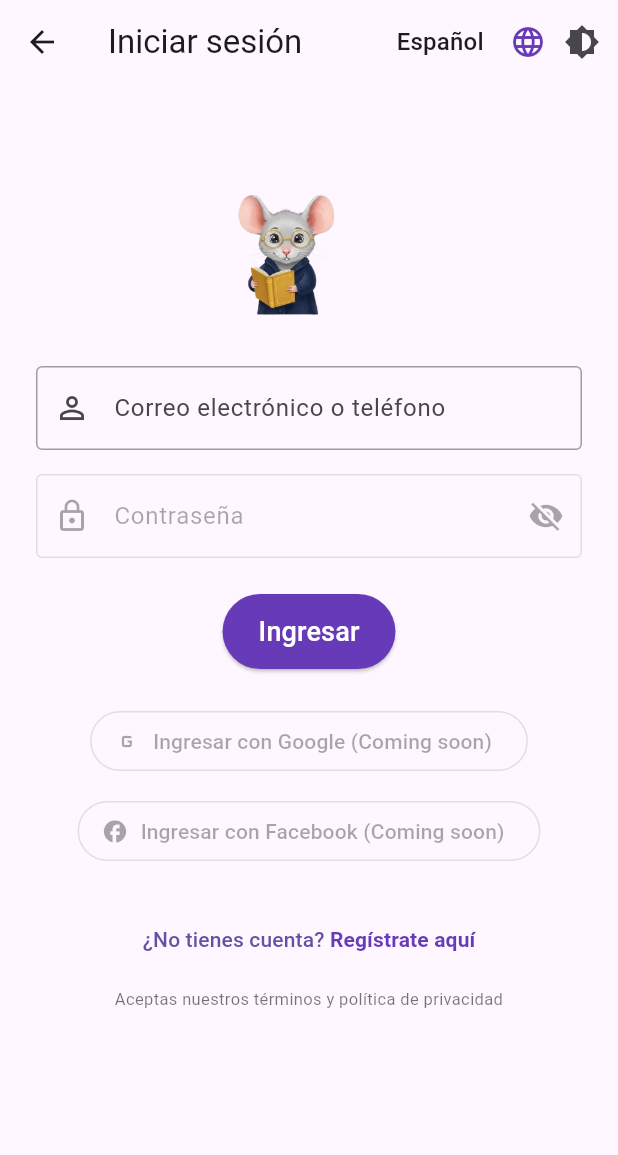
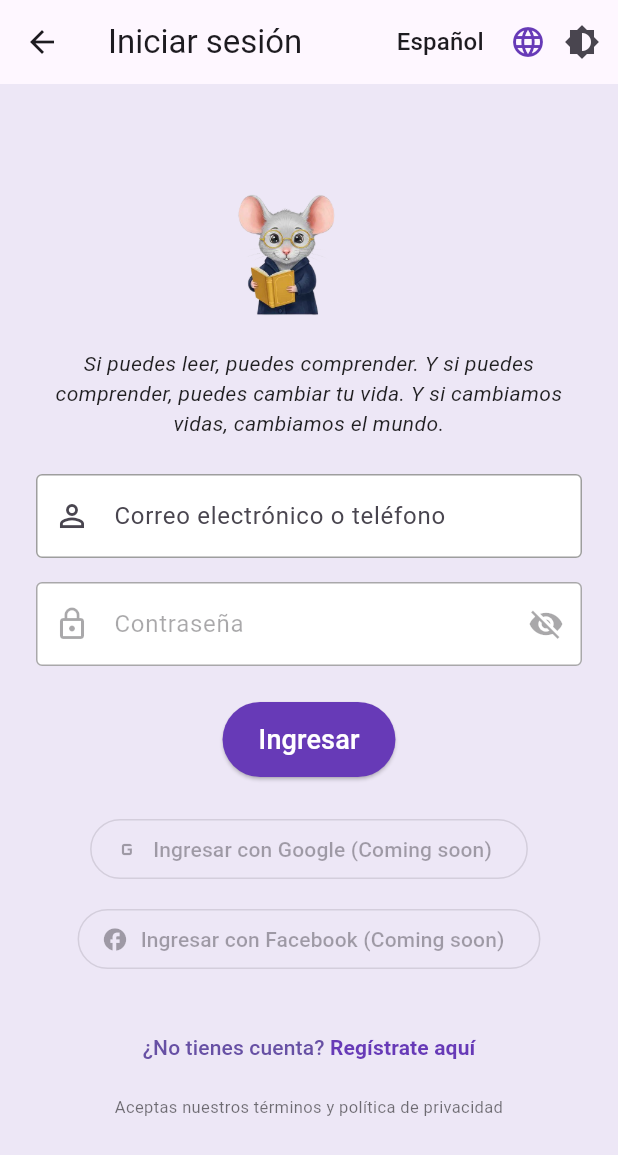
Before and after one commit to giovannihr2004/lg2, a Flutter app: the LoginScreen screen opened directly, after a tap on the "brightness 6" icon, on a phone screen of 412 x 824 dp. Shown: the top 1155 px of the screen. Run offline on Flutter 3.47's test engine with Material 3 defaults, Android fonts, the phone set to English and light mode, and no system bars; our stand-ins replace firebase_auth, firebase_core, google_sign_in; missing offline and left inert: flutter_facebook_auth; accounts and stored records are empty; generated files the repository leaves out were written again.

Commit message:
✅ Traducción del eslogan loginSlogan agregada y probada en los 10 idiomas - 14/05/2025

```diff
--- a/lib/l10n/app_ar.arb
+++ b/lib/l10n/app_ar.arb
@@ -48,5 +48,8 @@
   "termsAndPrivacy": "بمتابعتك، فإنك توافق على الشروط وسياسة الخصوصية",
   "forgotPassword": "هل نسيت كلمة المرور؟",
 
-  "splash_slogan": "إذا كنت تستطيع القراءة، يمكنك أن تفهم.\nوإذا كنت تستطيع أن تفهم، يمكنك أن تغيّر حياتك.\nوإذا غيّرنا الحياة، غيّرنا العالم."
+  "splash_slogan": "إذا كنت تستطيع القراءة، يمكنك أن تفهم.\nوإذا كنت تستطيع أن تفهم، يمكنك أن تغيّر حياتك.\nوإذا غيّرنا الحياة، غيّرنا العالم.",
+  "welcomeBackMessage": "مرحبًا بعودتك! قم بتسجيل الدخول لمواصلة التعلم مع Lector Global.",
+
+  "loginSlogan": "إذا كنت تستطيع القراءة، يمكنك أن تفهم. وإذا كنت تستطيع أن تفهم، يمكنك أن تغيّر حياتك. وإذا غيّرنا الحياة، غيّرنا العالم."
 }
--- a/lib/l10n/app_de.arb
+++ b/lib/l10n/app_de.arb
@@ -42,5 +42,8 @@
   "splash_slogan": "Wenn du lesen kannst, kannst du verstehen.\nUnd wenn du verstehen kannst, kannst du dein Leben verändern.\nUnd wenn wir Leben verändern, verändern wir die Welt.",
 
   "emailOrPhoneLabel": "E-Mail oder Telefonnummer",
-  "passwordLabelLogin": "Passwort"
+  "passwordLabelLogin": "Passwort",
+  "welcomeBackMessage": "Willkommen zurück! Melde dich an, um mit Lector Global weiterzulernen.",
+
+  "loginSlogan": "Wenn du lesen kannst, kannst du verstehen. Und wenn du verstehen kannst, kannst du dein Leben verändern. Und wenn wir Leben verändern, verändern wir die Welt."
 }
--- a/lib/l10n/app_en.arb
+++ b/lib/l10n/app_en.arb
@@ -42,5 +42,8 @@
   "splash_slogan": "If you can read, you can understand.\nAnd if you can understand, you can change your life.\nAnd if we change lives, we change the world.",
 
   "emailOrPhoneLabel": "Email or phone",
-  "passwordLabelLogin": "Password"
+  "passwordLabelLogin": "Password",
+  "welcomeBackMessage": "Welcome back! Log in to keep learning with Lector Global.",
+
+  "loginSlogan": "If you can read, you can understand. And if you can understand, you can change your life. And if we change lives, we change the world."
 }
--- a/lib/l10n/app_es.arb
+++ b/lib/l10n/app_es.arb
@@ -41,5 +41,8 @@
   "termsAndPrivacy": "Aceptas nuestros términos y política de privacidad",
   "forgotPassword": "¿Olvidaste tu contraseña?",
 
-  "splash_slogan": "Si puedes leer, puedes comprender.\nY si puedes comprender, puedes cambiar tu vida.\nY si cambiamos vidas, cambiamos el mundo."
+  "splash_slogan": "Si puedes leer, puedes comprender.\nY si puedes comprender, puedes cambiar tu vida.\nY si cambiamos vidas, cambiamos el mundo.",
+  "welcomeBackMessage": "¡Bienvenido de nuevo! Inicia sesión para seguir aprendiendo con Lector Global.",
+
+  "loginSlogan": "Si puedes leer, puedes comprender. Y si puedes comprender, puedes cambiar tu vida. Y si cambiamos vidas, cambiamos el mundo."
 }
--- a/lib/l10n/app_fr.arb
+++ b/lib/l10n/app_fr.arb
@@ -42,5 +42,8 @@
   "splash_slogan": "Si vous savez lire, vous pouvez comprendre.\nEt si vous pouvez comprendre, vous pouvez changer votre vie.\nEt si nous changeons des vies, nous changeons le monde.",
 
   "emailOrPhoneLabel": "E-mail ou téléphone",
-  "passwordLabelLogin": "Mot de passe"
+  "passwordLabelLogin": "Mot de passe",
+  "welcomeBackMessage": "Bon retour ! Connectez-vous pour continuer à apprendre avec Lector Global.",
+
+  "loginSlogan": "Si vous savez lire, vous pouvez comprendre. Et si vous pouvez comprendre, vous pouvez changer votre vie. Et si nous changeons des vies, nous changeons le monde."
 }
--- a/lib/l10n/app_it.arb
+++ b/lib/l10n/app_it.arb
@@ -42,5 +42,8 @@
   "splash_slogan": "Se puoi leggere, puoi comprendere.\nE se puoi comprendere, puoi cambiare la tua vita.\nE se cambiamo le vite, cambiamo il mondo.",
 
   "emailOrPhoneLabel": "Email o telefono",
-  "passwordLabelLogin": "Password"
+  "passwordLabelLogin": "Password",
+  "welcomeBackMessage": "Bentornato! Accedi per continuare a imparare con Lector Global.",
+
+  "loginSlogan": "Se puoi leggere, puoi comprendere. E se puoi comprendere, puoi cambiare la tua vita. E se cambiamo le vite, cambiamo il mondo."
 }
--- a/lib/l10n/app_ja.arb
+++ b/lib/l10n/app_ja.arb
@@ -40,7 +40,9 @@
   "forgotPassword": "パスワードをお忘れですか？",
 
   "splash_slogan": "読むことができれば、理解できる。\n理解できれば、人生を変えられる。\n人生を変えれば、世界を変えることができる。",
+  "emailOrPhoneLabel": "メールアドレスまたは電話番号",
+  "passwordLabelLogin": "パスワード",
+  "welcomeBackMessage": "おかえりなさい！Lector Globalでの学習を続けるにはログインしてください。",
 
-  "emailOrPhoneLabel": "メールアドレスまたは電話番号",
-  "passwordLabelLogin": "パスワード"
+  "loginSlogan": "読むことができれば、理解できる。理解できれば、人生を変えられる。人生を変えれば、世界を変えることができる。"
 }
--- a/lib/l10n/app_pt.arb
+++ b/lib/l10n/app_pt.arb
@@ -42,5 +42,8 @@
   "splash_slogan": "Se você pode ler, pode compreender.\nE se pode compreender, pode mudar sua vida.\nE se mudamos vidas, mudamos o mundo.",
 
   "emailOrPhoneLabel": "E-mail ou telefone",
-  "passwordLabelLogin": "Senha"
+  "passwordLabelLogin": "Senha",
+  "welcomeBackMessage": "Bem-vindo de volta! Faça login para continuar aprendendo com o Lector Global.",
+
+  "loginSlogan": "Se você pode ler, pode compreender. E se pode compreender, pode mudar sua vida. E se mudamos vidas, mudamos o mundo."
 }
--- a/lib/l10n/app_ru.arb
+++ b/lib/l10n/app_ru.arb
@@ -39,5 +39,8 @@
   "termsAndPrivacy": "Вы соглашаетесь с нашими условиями и политикой конфиденциальности",
   "forgotPassword": "Забыли пароль?",
 
-  "splash_slogan": "Если ты можешь читать — ты можешь понимать.\nЕсли ты можешь понимать — ты можешь изменить свою жизнь.\nЕсли мы меняем жизни — мы меняем мир."
+  "splash_slogan": "Если ты можешь читать — ты можешь понимать.\nЕсли ты можешь понимать — ты можешь изменить свою жизнь.\nЕсли мы меняем жизни — мы меняем мир.",
+  "welcomeBackMessage": "С возвращением! Войдите, чтобы продолжить обучение с Lector Global.",
+
+  "loginSlogan": "Если ты можешь читать — ты можешь понимать. Если ты можешь понимать — ты можешь изменить свою жизнь. Если мы меняем жизни — мы меняем мир."
 }
--- a/lib/l10n/app_zh.arb
+++ b/lib/l10n/app_zh.arb
@@ -40,7 +40,9 @@
   "forgotPassword": "忘记密码？",
 
   "splash_slogan": "如果你能阅读，你就能理解。\n如果你能理解，你就能改变你的生活。\n如果我们改变生活，我们就能改变世界。",
+  "emailOrPhoneLabel": "电子邮件或电话",
+  "passwordLabelLogin": "密码",
+  "welcomeBackMessage": "欢迎回来！请登录以继续使用 Lector Global 学习。",
 
-  "emailOrPhoneLabel": "电子邮件或电话",
-  "passwordLabelLogin": "密码"
+  "loginSlogan": "如果你能阅读，你就能理解。如果你能理解，你就能改变你的生活。如果我们改变生活，我们就能改变世界。"
 }
--- a/lib/main.dart
+++ b/lib/main.dart
@@ -1,17 +1,42 @@
 // -----------------------------------------------------------------------------
 // 📄 Archivo: main.dart
-// 📝 Descripción: Configura el idioma dinámicamente desde el provider
-// 📅 Última actualización: 13/05/2025 - 18:30 (Hora de Colombia)
+// 📍 Ubicación: lib/main.dart
+// 📝 Descripción: Inicialización de Firebase + LanguageProvider + Modo oscuro controlado manualmente
+// 📅 Última actualización: 13/05/2025 - 21:20 (Hora de Colombia)
 // -----------------------------------------------------------------------------
 
+import 'package:flutter/foundation.dart';
 import 'package:flutter/material.dart';
-import 'package:flutter_localizations/flutter_localizations.dart';
+import 'package:firebase_core/firebase_core.dart';
 import 'package:provider/provider.dart';
+import 'package:flutter_gen/gen_l10n/app_localizations.dart';
+
 import 'package:lector_global/providers/language_provider.dart';
-import 'package:flutter_gen/gen_l10n/app_localizations.dart';
 import 'screens/language_selector_screen.dart';
 
-void main() {
+void main() async {
+  WidgetsFlutterBinding.ensureInitialized();
+
+  // ---------------------------------------------------------------------------
+  // 1. Inicialización de Firebase para Web y otras plataformas
+  // ---------------------------------------------------------------------------
+  await Firebase.initializeApp(
+    options:
+        kIsWeb
+            ? const FirebaseOptions(
+              apiKey: "AIzaSyD2ihUQEbdSxsJvuf4t0YP7Sy9XYp-HRKs",
+              authDomain: "lector-global-1c462.firebaseapp.com",
+              projectId: "lector-global-1c462",
+              storageBucket: "lector-global-1c462.firebasestorage.app",
+              messagingSenderId: "562353221228",
+              appId: "1:562353221228:web:580e0b1018505a8e8fb249",
+            )
+            : null,
+  );
+
+  // ---------------------------------------------------------------------------
+  // 2. Inicia la app con LanguageProvider
+  // ---------------------------------------------------------------------------
   runApp(
     ChangeNotifierProvider(
       create: (_) => LanguageProvider(),
@@ -30,25 +55,47 @@ class MyApp extends StatelessWidget {
     return MaterialApp(
       debugShowCheckedModeBanner: false,
       title: 'Lector Global',
-      locale: languageProvider.locale, // ✅ Aplica el idioma directamente
-      supportedLocales: const [
-        Locale('es'), // Español
-        Locale('en'), // Inglés
-        Locale('fr'), // Francés
-        Locale('it'), // Italiano
-        Locale('pt'), // Portugués
-        Locale('de'), // Alemán
-        Locale('ru'), // Ruso
-        Locale('ja'), // Japonés
-        Locale('zh'), // Chino
-        Locale('ar'), // Árabe
-      ],
-      localizationsDelegates: const [
-        AppLocalizations.delegate,
-        GlobalMaterialLocalizations.delegate,
-        GlobalWidgetsLocalizations.delegate,
-        GlobalCupertinoLocalizations.delegate,
-      ],
+      locale: languageProvider.locale,
+      supportedLocales: AppLocalizations.supportedLocales,
+      localizationsDelegates: AppLocalizations.localizationsDelegates,
+
+      // 🌓 Tema gestionado por el LanguageProvider
+      themeMode: languageProvider.themeMode,
+
+      // 🌞 Tema claro personalizado
+      theme: ThemeData(
+        brightness: Brightness.light,
+        scaffoldBackgroundColor: Colors.deepPurple[50],
+        inputDecorationTheme: const InputDecorationTheme(
+          filled: true,
+          fillColor: Colors.white,
+          border: OutlineInputBorder(),
+        ),
+        elevatedButtonTheme: ElevatedButtonThemeData(
+          style: ElevatedButton.styleFrom(
+            backgroundColor: Colors.deepPurple,
+            foregroundColor: Colors.white,
+          ),
+        ),
+      ),
+
+      // 🌙 Tema oscuro personalizado
+      darkTheme: ThemeData(
+        brightness: Brightness.dark,
+        scaffoldBackgroundColor: Colors.black,
+        inputDecorationTheme: const InputDecorationTheme(
+          filled: true,
+          fillColor: Colors.grey,
+          border: OutlineInputBorder(),
+        ),
+        elevatedButtonTheme: ElevatedButtonThemeData(
+          style: ElevatedButton.styleFrom(
+            backgroundColor: Colors.deepPurple,
+            foregroundColor: Colors.white,
+          ),
+        ),
+      ),
+
       home: const LanguageSelectorScreen(),
     );
   }
--- a/lib/providers/language_provider.dart
+++ b/lib/providers/language_provider.dart
@@ -1,21 +1,44 @@
 // -----------------------------------------------------------------------------
-// 📄 Archivo: lib/providers/language_provider.dart
-// 📝 Descripción: Proveedor para gestionar el idioma de la aplicación usando AppLocalizations.
-// 📅 Última actualización: 13/05/2025 - 17:25 (Hora de Colombia)
+// 📄 Archivo: language_provider.dart
+// 📍 Ubicación: lib/providers/language_provider.dart
+// 📝 Descripción: Proveedor para gestionar el idioma y el modo de tema (claro, oscuro, automático)
+// 📅 Última actualización: 13/05/2025 - 21:17 (Hora de Colombia)
 // -----------------------------------------------------------------------------
 
 import 'package:flutter/material.dart';
 
 class LanguageProvider with ChangeNotifier {
-  Locale _locale = const Locale('es', ''); // Idioma predeterminado: español
-
+  // ---------------------------------------------------------------------------
+  // 🔤 Idioma predeterminado: español
+  // ---------------------------------------------------------------------------
+  Locale _locale = const Locale('es', '');
   Locale get locale => _locale;
-
-  // Getter adicional para comparar en lógica de navegación
   String get currentLanguage => _locale.languageCode;
 
   void changeLanguage(String languageCode) {
     _locale = Locale(languageCode);
     notifyListeners();
   }
+
+  // ---------------------------------------------------------------------------
+  // 🌓 Modo de tema: claro, oscuro o sistema
+  // ---------------------------------------------------------------------------
+  ThemeMode _themeMode = ThemeMode.system;
+  ThemeMode get themeMode => _themeMode;
+
+  void toggleThemeMode() {
+    // Rota entre system → light → dark → system
+    switch (_themeMode) {
+      case ThemeMode.system:
+        _themeMode = ThemeMode.light;
+        break;
+      case ThemeMode.light:
+        _themeMode = ThemeMode.dark;
+        break;
+      case ThemeMode.dark:
+        _themeMode = ThemeMode.system;
+        break;
+    }
+    notifyListeners();
+  }
 }
--- a/lib/screens/auth/login_screen.dart
+++ b/lib/screens/auth/login_screen.dart
@@ -2,7 +2,7 @@
 // 📄 Archivo: login_screen.dart
 // 📍 Ubicación: lib/screens/auth/login_screen.dart
 // 📝 Descripción: Pantalla de login completa con validación, carga visual, temas e internacionalización
-// 📅 Última actualización: 13/05/2025 - 23:20 (Hora de Colombia)
+// 📅 Última actualización: 14/05/2025 - 10:38 (Hora de Colombia)
 // -----------------------------------------------------------------------------
 
 // -----------------------------------------------------------------------------
@@ -50,6 +50,7 @@ class _LoginScreenState extends State<LoginScreen> {
   bool _isValidPassword(String input) => RegExp(
     r'^(?=.*[a-z])(?=.*[A-Z])(?=.*\d)(?=.*[\W_]).{8,}$',
   ).hasMatch(input);
+
   void _showSnackBar(String message, {bool isError = false}) {
     if (!mounted) return;
     ScaffoldMessenger.of(context).showSnackBar(
@@ -164,10 +165,26 @@ class _LoginScreenState extends State<LoginScreen> {
               Center(
                 child: Image.asset("assets/images/logo1.png", height: 100),
               ),
+
+              const SizedBox(height: 12),
+
+              // -------------------------------------------------------------------------
+              // 4.2 Eslogan oficial de la app
+              // -------------------------------------------------------------------------
+              Text(
+                loc.loginSlogan,
+                textAlign: TextAlign.center,
+                style: const TextStyle(
+                  fontSize: 14,
+                  fontStyle: FontStyle.italic,
+                  color: Colors.black87,
+                ),
+              ),
+
               const SizedBox(height: 24),
 
               // -------------------------------------------------------------------------
-              // 4.2 Campo de correo o teléfono
+              // 4.3 Campo de correo o teléfono
               // -------------------------------------------------------------------------
               TextFormField(
                 controller: emailOrPhoneController,
@@ -205,7 +222,7 @@ class _LoginScreenState extends State<LoginScreen> {
               const SizedBox(height: 16),
 
               // -------------------------------------------------------------------------
-              // 4.3 Campo de contraseña con validación visual (solo si es correo)
+              // 4.4 Campo de contraseña
               // -------------------------------------------------------------------------
               TextFormField(
                 controller: passwordController,
@@ -254,7 +271,7 @@ class _LoginScreenState extends State<LoginScreen> {
               const SizedBox(height: 24),
 
               // -------------------------------------------------------------------------
-              // 4.4 Botón "Ingresar" con indicador de carga
+              // 4.5 Botón "Ingresar"
               // -------------------------------------------------------------------------
               SizedBox(
                 height: 50,
@@ -284,7 +301,7 @@ class _LoginScreenState extends State<LoginScreen> {
               const SizedBox(height: 24),
 
               // -------------------------------------------------------------------------
-              // 4.5 Botones de autenticación externa (desactivados)
+              // 4.6 Botones autenticación externa
               // -------------------------------------------------------------------------
               OutlinedButton.icon(
                 onPressed: null,
@@ -301,7 +318,7 @@ class _LoginScreenState extends State<LoginScreen> {
               const SizedBox(height: 24),
 
               // -------------------------------------------------------------------------
-              // 4.6 Enlaces de navegación y términos
+              // 4.7 Enlaces de navegación
               // -------------------------------------------------------------------------
               TextButton(
                 onPressed: () => Navigator.pushNamed(context, '/register'),
```
